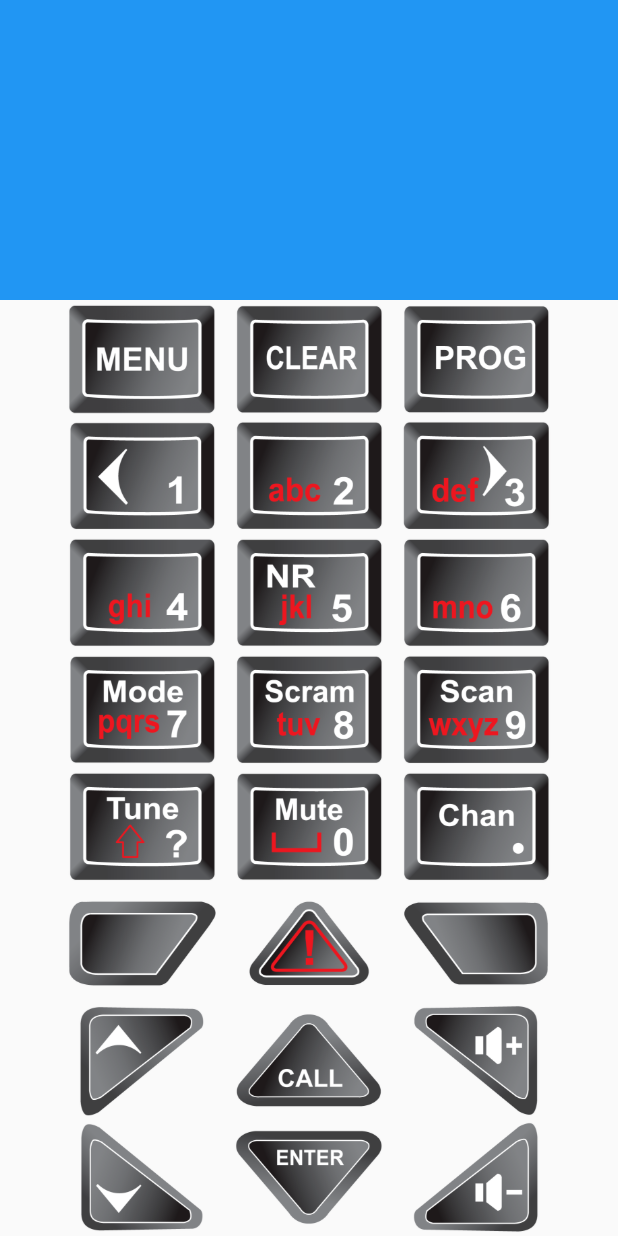
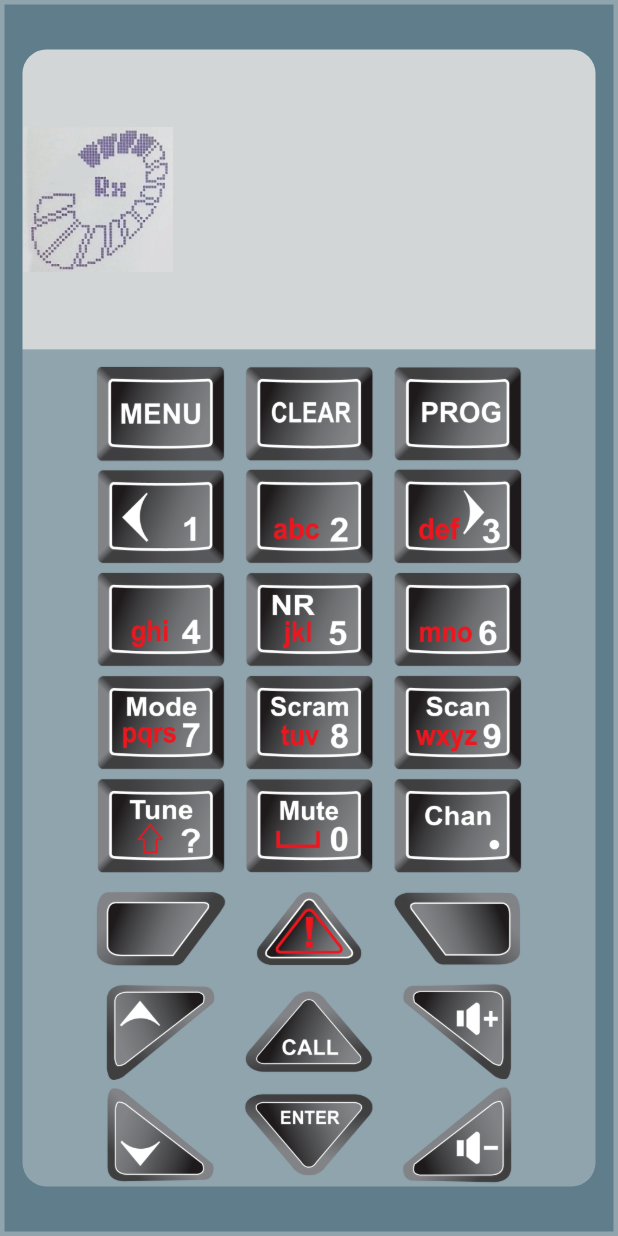
Before and after one commit to hadiuzzaman524/Barrett-2090-XV-3088-Flutter-Simulation, a Flutter app: the BarretSetupScreen screen opened directly, on a phone screen of 412 x 824 dp. Run offline on Flutter 3.47's test engine with Material 2 defaults, Android fonts, the phone set to English and light mode, and no system bars.

Commit message:
refactor: change color for barret

```diff
--- a/lib/presentation/feature/barret_setup/barret_setup_screen.dart
+++ b/lib/presentation/feature/barret_setup/barret_setup_screen.dart
@@ -7,18 +7,44 @@ class BarretSetupScreen extends StatelessWidget {
   @override
   Widget build(BuildContext context) {
     return Scaffold(
-        body: Column(
+        body: Container(
+      padding: const EdgeInsets.symmetric(horizontal: 12, vertical: 30),
+      decoration: BoxDecoration(
+          color: Colors.blueGrey,
+          border: Border.all(width: 3, color: Colors.white30)),
+      child: Column(
         children: [
           Container(
             height: 200,
             width: double.infinity,
-          color: Colors.blue,
+            decoration: const BoxDecoration(
+              color: Color(0xffD3D6D6),
+              borderRadius: BorderRadius.only(
+                  topLeft: Radius.circular(16), topRight: Radius.circular(16)),
+            ),
+            child: Row(
+              children: [
+                Image.asset(
+                  "images/rx.gif",
+                  height: 100,
+                  width: 100,
+                ),
+              ],
+            ),
           ),
           Expanded(
+            child: Container(
+              decoration: const BoxDecoration(
+                color: Colors.white30,
+                borderRadius: BorderRadius.only(
+                    bottomLeft: Radius.circular(16),
+                    bottomRight: Radius.circular(16)),
+              ),
               child: Column(
                 mainAxisAlignment: MainAxisAlignment.center,
                 crossAxisAlignment: CrossAxisAlignment.center,
                 children: [
+                  const SizedBox(height: 8),
                   BarretButtonRow(
                     firstButtonImageUrl: "images/menu.PNG",
                     secondButtonImageUrl: 'images/clear.PNG',
@@ -86,7 +112,9 @@ class BarretSetupScreen extends StatelessWidget {
                 ],
               ),
             ),
+          ),
         ],
+      ),
     ));
   }
 }
```
Also changed, not shown: images/rx.gif (added), lib/generated/assets.dart. Lines whose indentation alone changed are shown as unchanged.
